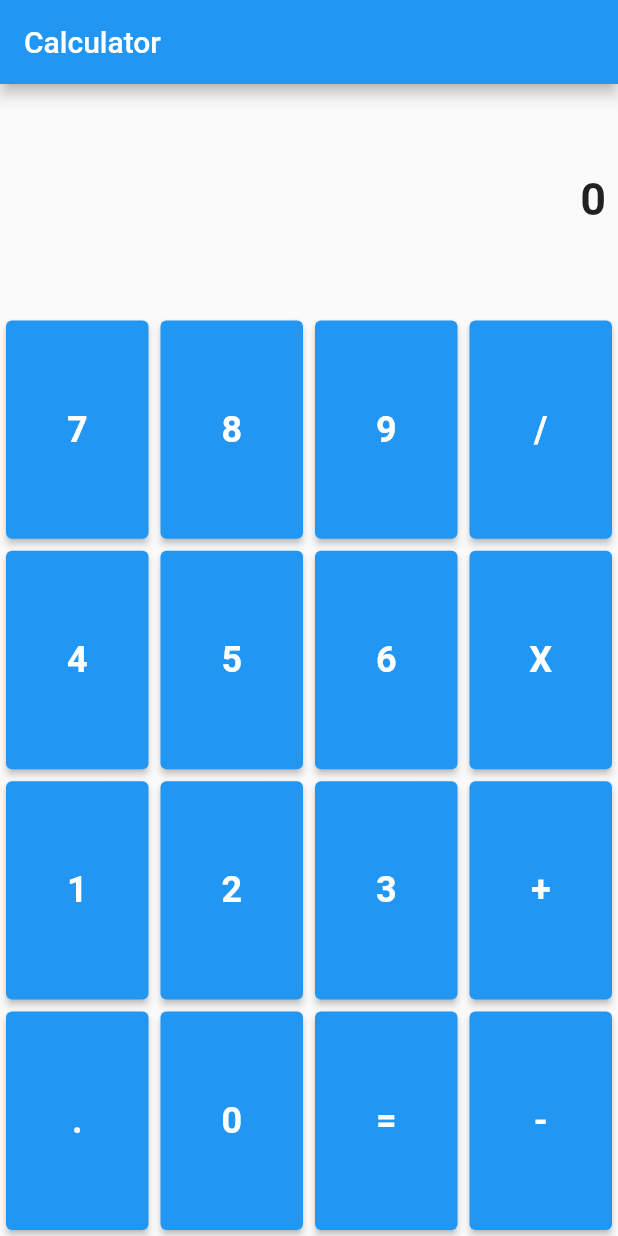
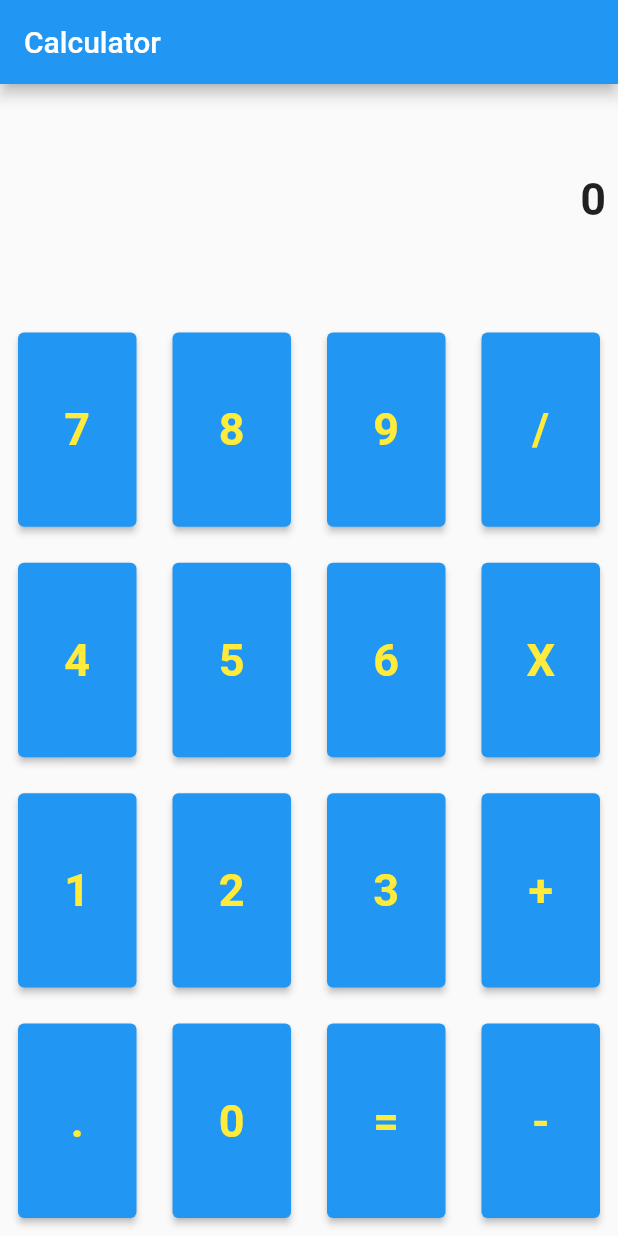
Before and after one commit to A-hmed/git_basics_sun_c9, a Flutter app: the screen it shows after launch, on a phone screen of 412 x 824 dp. Run offline on Flutter 3.47's test engine with Material 2 defaults, Android fonts, the phone set to English and light mode, and no system bars.

Commit message:
Updated calculator ui 2.

```diff
--- a/lib/ui/calculator/calculator_button.dart
+++ b/lib/ui/calculator/calculator_button.dart
@@ -10,14 +10,17 @@ class CalculatorButton extends StatelessWidget {
   Widget build(BuildContext context) {
     return Expanded(
         child: Container(
-            margin: EdgeInsets.all(4),
+            margin: EdgeInsets.all(12),
             child: ElevatedButton(
                 onPressed: () {
                   onClick(digit);
                 },
                 child: Text(
                   digit,
-                  style: TextStyle(fontSize: 24, fontWeight: FontWeight.bold),
+                  style: TextStyle(
+                      fontSize: 30,
+                      fontWeight: FontWeight.bold,
+                      color: Colors.yellow),
                 ))));
   }
 }
```
